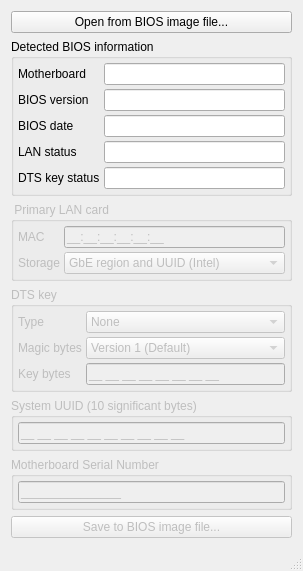
Old version of the form fd44editor.ui in the repository LongSoft/FD44Editor.
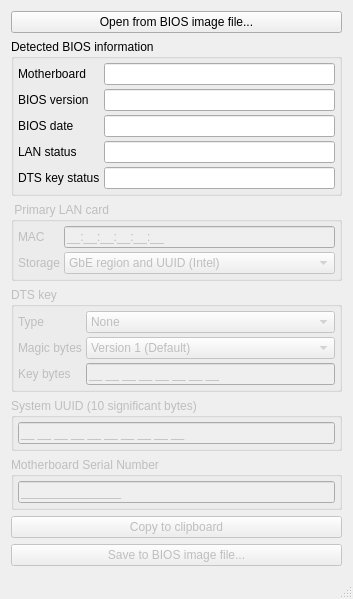
New version of the form.

Patch:
```diff
--- a/fd44editor.ui
+++ b/fd44editor.ui
@@ -7,7 +7,7 @@
     <x>0</x>
     <y>0</y>
     <width>260</width>
-    <height>503</height>
+    <height>532</height>
    </rect>
   </property>
   <property name="sizePolicy">
@@ -17,7 +17,7 @@
    </sizepolicy>
   </property>
   <property name="windowTitle">
-   <string>FD44Editor v0.5.3.2 beta</string>
+   <string>FD44Editor v0.6.1b</string>
   </property>
   <widget class="QWidget" name="centralWidget">
    <property name="sizePolicy">
@@ -204,6 +204,11 @@
            <string>MAC block and UUID (Realtek)</string>
           </property>
          </item>
+         <item>
+          <property name="text">
+           <string>MAC block and UUID (Atheros)</string>
+          </property>
+         </item>
          <item>
           <property name="text">
            <string>UUID only (Any)</string>
@@ -300,7 +305,7 @@
          </item>
          <item>
           <property name="text">
-           <string>Version 2 (P67-M PRO)</string>
+           <string>Version 2 (P67-M PRO, P67 Sabertooth)</string>
           </property>
          </item>
          <item>
@@ -404,6 +409,16 @@
       </layout>
      </widget>
     </item>
+    <item>
+     <widget class="QPushButton" name="copyButton">
+      <property name="enabled">
+       <bool>false</bool>
+      </property>
+      <property name="text">
+       <string>Copy to clipboard</string>
+      </property>
+     </widget>
+    </item>
     <item>
      <widget class="QPushButton" name="toFileButton">
       <property name="enabled">
```
